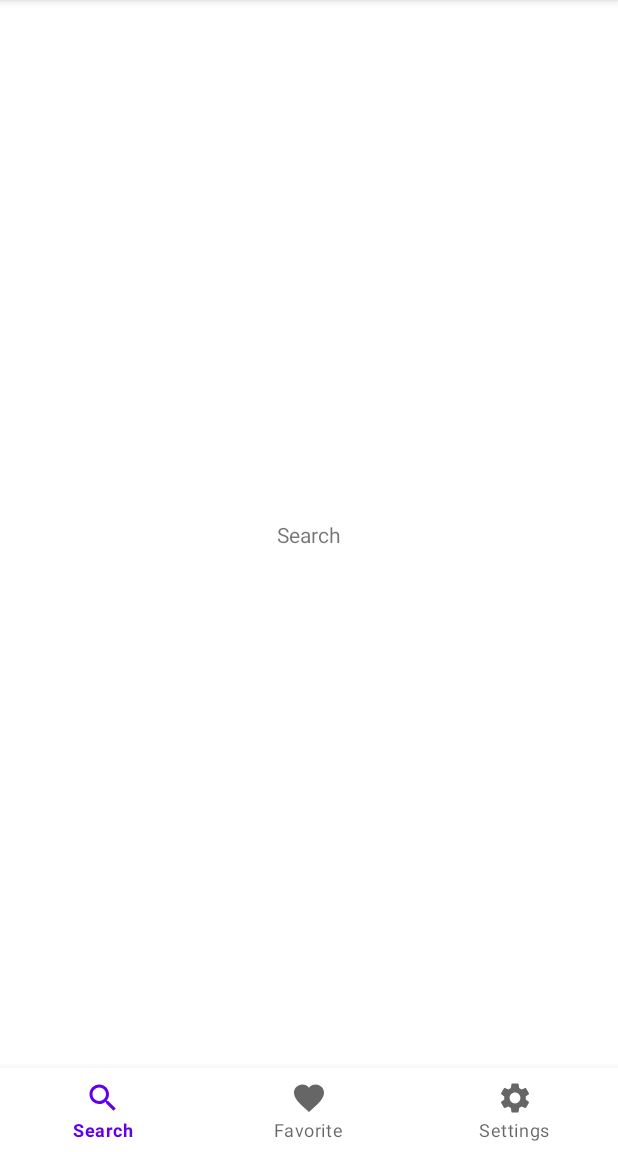
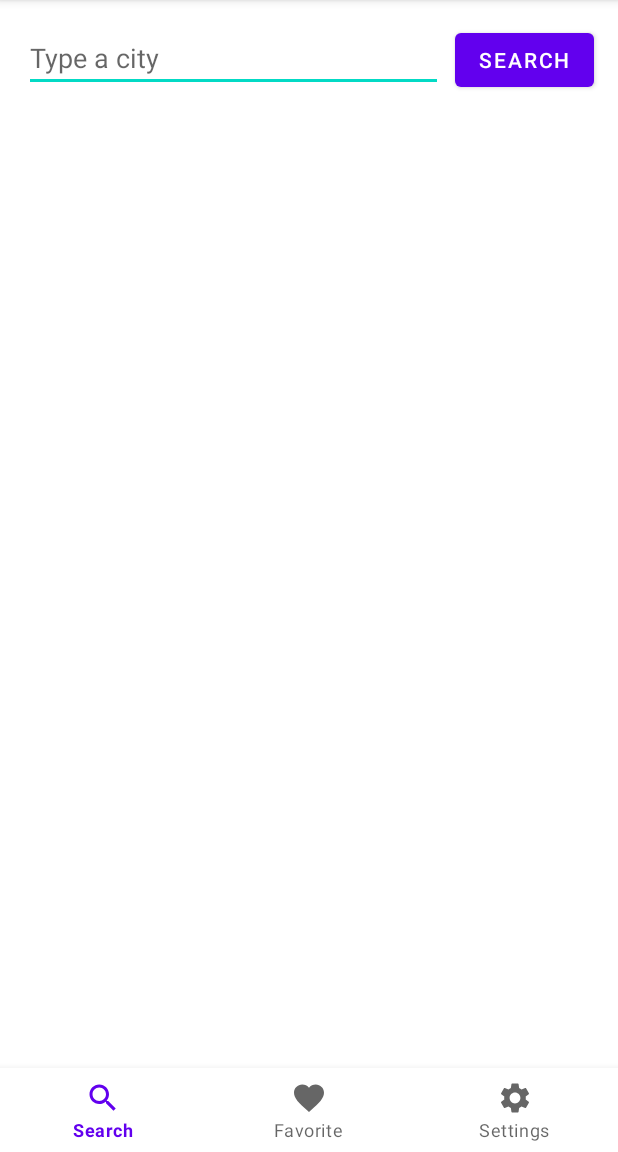
Before and after one commit to tarcisiocipriano/android-my-weather, an Android app: the screen it shows after launch (MainActivity), on a phone screen of 412 x 824 dp, the part 84-1236 px from its top. Run offline under Robolectric (Android 15) with nearby library versions, the phone set to English and light mode, and no system bars; our stand-ins replace androidx.preference.

```diff
--- a/app/src/main/AndroidManifest.xml
+++ b/app/src/main/AndroidManifest.xml
@@ -1,6 +1,9 @@
 <?xml version="1.0" encoding="utf-8"?>
 <manifest xmlns:android="http://schemas.android.com/apk/res/android"
     package="com.example.my_weather">
+
+    <uses-permission android:name="android.permission.INTERNET" />
+    <uses-permission android:name="android.permission.ACCESS_NETWORK_STATE" />
 
     <application
         android:allowBackup="true"
--- a/app/src/main/java/com/example/my_weather/ui/main/search/SearchFragment.kt
+++ b/app/src/main/java/com/example/my_weather/ui/main/search/SearchFragment.kt
@@ -4,8 +4,10 @@ import android.os.Bundle
 import android.view.LayoutInflater
 import android.view.View
 import android.view.ViewGroup
+import android.widget.Toast
 import androidx.fragment.app.Fragment
 import com.example.my_weather.databinding.FragmentSearchBinding
+import com.example.my_weather.extension.isInternetAvailable
 
 class SearchFragment: Fragment() {
 
@@ -19,4 +21,16 @@ class SearchFragment: Fragment() {
         binding = FragmentSearchBinding.inflate(layoutInflater, container, false)
         return binding.root
     }
+
+    override fun onViewCreated(view: View, savedInstanceState: Bundle?) {
+        super.onViewCreated(view, savedInstanceState)
+        binding.btnSearch.setOnClickListener {
+            if (requireContext().isInternetAvailable()) {
+                Toast.makeText(requireContext(), "Has internet", Toast.LENGTH_SHORT).show()
+            } else {
+                Toast.makeText(requireContext(), "No internet", Toast.LENGTH_SHORT).show()
+            }
+        }
+    }
+
 }
--- a/app/src/main/res/layout/fragment_search.xml
+++ b/app/src/main/res/layout/fragment_search.xml
@@ -6,13 +6,27 @@
     android:layout_width="match_parent"
     android:layout_height="match_parent">
 
-    <TextView
-        android:id="@+id/textView"
+    <EditText
+        android:id="@+id/edtSearch"
+        android:layout_width="0dp"
+        android:layout_height="wrap_content"
+        android:layout_marginStart="16dp"
+        android:layout_marginTop="16dp"
+        android:layout_marginEnd="8dp"
+        android:ems="10"
+        android:hint="Type a city"
+        android:inputType="textPersonName"
+        app:layout_constraintEnd_toStartOf="@+id/btnSearch"
+        app:layout_constraintStart_toStartOf="parent"
+        app:layout_constraintTop_toTopOf="parent" />
+
+    <Button
+        android:id="@+id/btnSearch"
         android:layout_width="wrap_content"
         android:layout_height="wrap_content"
+        android:layout_marginTop="16dp"
+        android:layout_marginEnd="16dp"
         android:text="Search"
-        app:layout_constraintBottom_toBottomOf="parent"
         app:layout_constraintEnd_toEndOf="parent"
-        app:layout_constraintStart_toStartOf="parent"
         app:layout_constraintTop_toTopOf="parent" />
 </androidx.constraintlayout.widget.ConstraintLayout>
```
Also changed, not shown: app/src/main/java/com/example/my_weather/extension/ContextExtension.kt (added, +21 -0 lines).
